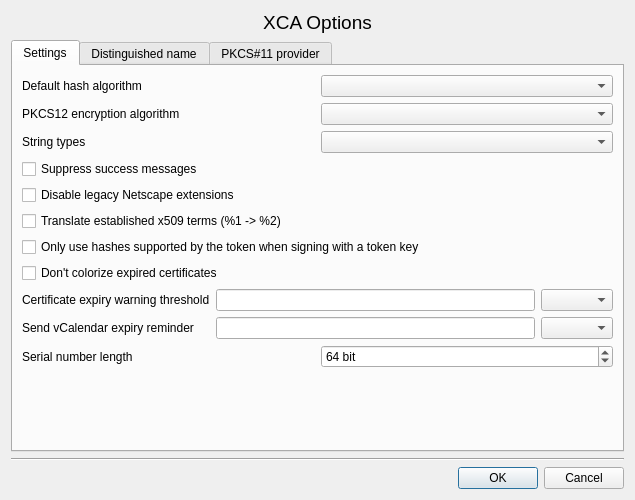
The window that ui/Options.ui (chris2511/xca) describes before a commit, drawn with Qt 5.
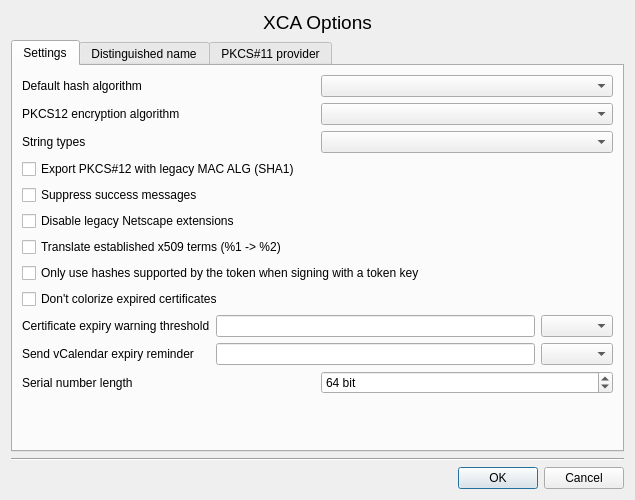
The same window after the commit. Custom widgets are drawn as their Qt base class.

Commit message: Add option to export PKCS#12 in "legacy" mode

What changed in the file:
```diff
--- a/ui/Options.ui
+++ b/ui/Options.ui
@@ -84,6 +84,13 @@
          </item>
         </layout>
        </item>
+       <item>
+        <widget class="QCheckBox" name="pkcs12LegacyMACALG">
+         <property name="text">
+          <string>Export PKCS#12 with legacy MAC ALG (SHA1)</string>
+         </property>
+        </widget>
+       </item>
        <item>
         <widget class="QCheckBox" name="suppress">
          <property name="text">
```
The commit also changes 4 other files.
